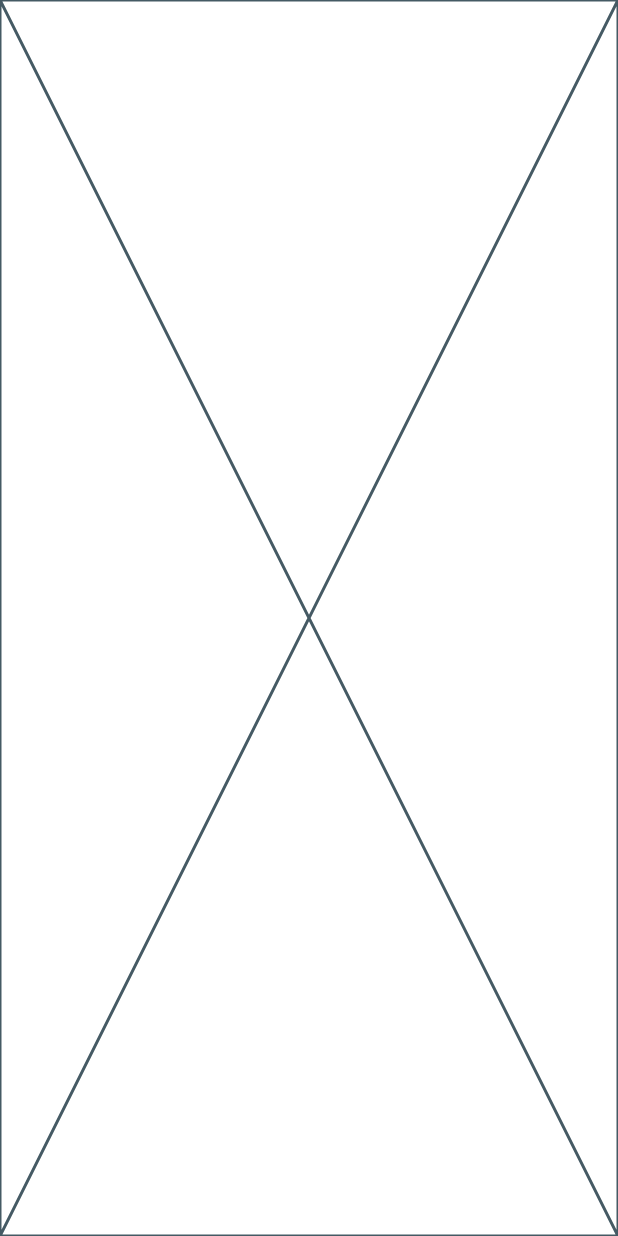
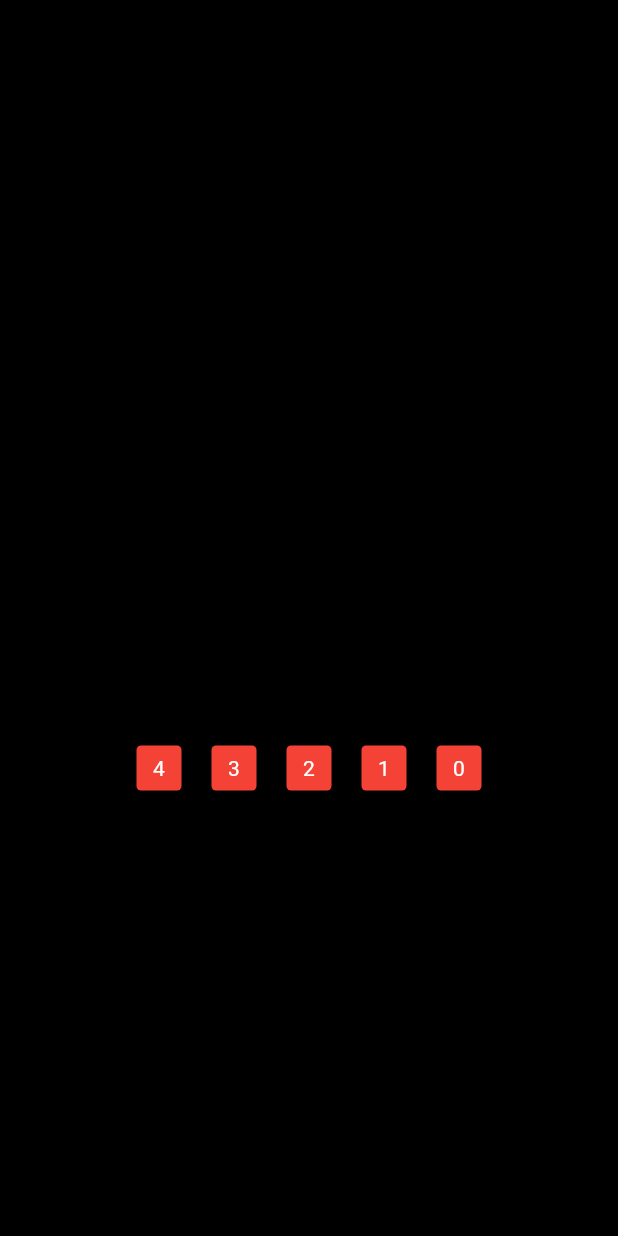
Before and after one commit to LifeFi/flutter_w10_d59_explicit_animations, a Flutter app: the screen it shows after launch, on a phone screen of 412 x 824 dp. Run offline on Flutter 3.47's test engine with Material 3 defaults, Android fonts, the light colour scheme and no system bars.

Commit message:
basic code

```diff
--- a/lib/d59_explicit_animations.dart
+++ b/lib/d59_explicit_animations.dart
@@ -7,9 +7,80 @@ class D59ExplicitAnimations extends StatefulWidget {
   State<D59ExplicitAnimations> createState() => _D59ExplicitAnimationsState();
 }
 
-class _D59ExplicitAnimationsState extends State<D59ExplicitAnimations> {
+class _D59ExplicitAnimationsState extends State<D59ExplicitAnimations>
+    with SingleTickerProviderStateMixin {
+  late final AnimationController _animationController = AnimationController(
+    vsync: this,
+    duration: const Duration(milliseconds: 1000),
+  )
+    ..forward()
+    ..repeat(reverse: true);
+
+  @override
+  void dispose() {
+    _animationController.dispose();
+    super.dispose();
+  }
+
   @override
   Widget build(BuildContext context) {
-    return const Placeholder();
+    return Scaffold(
+      backgroundColor: Colors.black,
+      body: Center(
+        child: Container(
+          width: 250,
+          height: 250,
+          alignment: Alignment.bottomCenter,
+          child: GridView.builder(
+            padding: EdgeInsets.zero,
+            gridDelegate: const SliverGridDelegateWithFixedCrossAxisCount(
+                crossAxisCount: 5),
+            reverse: true,
+            itemCount: 25,
+            itemBuilder: (context, index) {
+              final row = index ~/ 5;
+              if (row % 2 == 0) {
+                index = row * 5 + 4 - (index % 5);
+              }
+              print("index $index / row $row");
+              final animation = Tween(begin: 0.0, end: 1.0).animate(
+                CurvedAnimation(
+                  parent: _animationController,
+                  curve: Interval(index / 25, (index + 1) / 25,
+                      curve: Curves.easeIn),
+                ),
+              );
+
+              return AnimatedBuilder(
+                animation: animation,
+                builder: (context, child) {
+                  return Opacity(
+                    opacity: animation.value,
+                    child: Container(
+                      height: 50,
+                      width: 50,
+                      margin: const EdgeInsets.all(
+                        10,
+                      ),
+                      alignment: Alignment.center,
+                      decoration: BoxDecoration(
+                        borderRadius: BorderRadius.circular(3),
+                        color: Colors.red,
+                      ),
+                      child: Text(
+                        "$index",
+                        style: const TextStyle(
+                          color: Colors.white,
+                        ),
+                      ),
+                    ),
+                  );
+                },
+              );
+            },
+          ),
+        ),
+      ),
+    );
   }
 }
```
